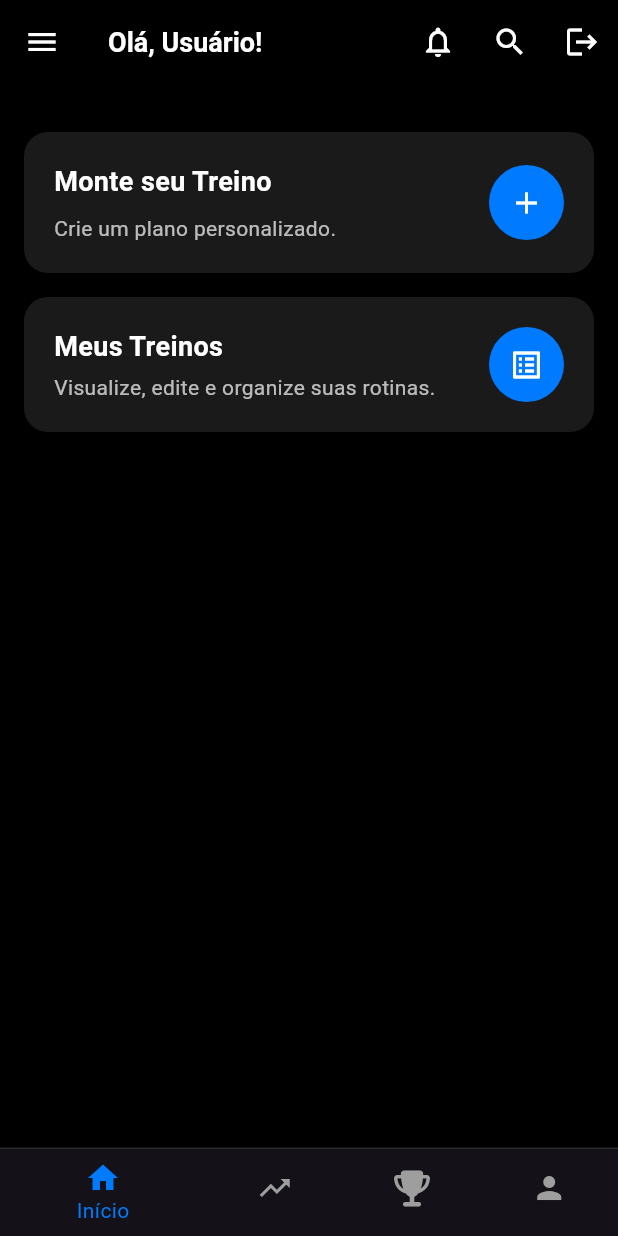
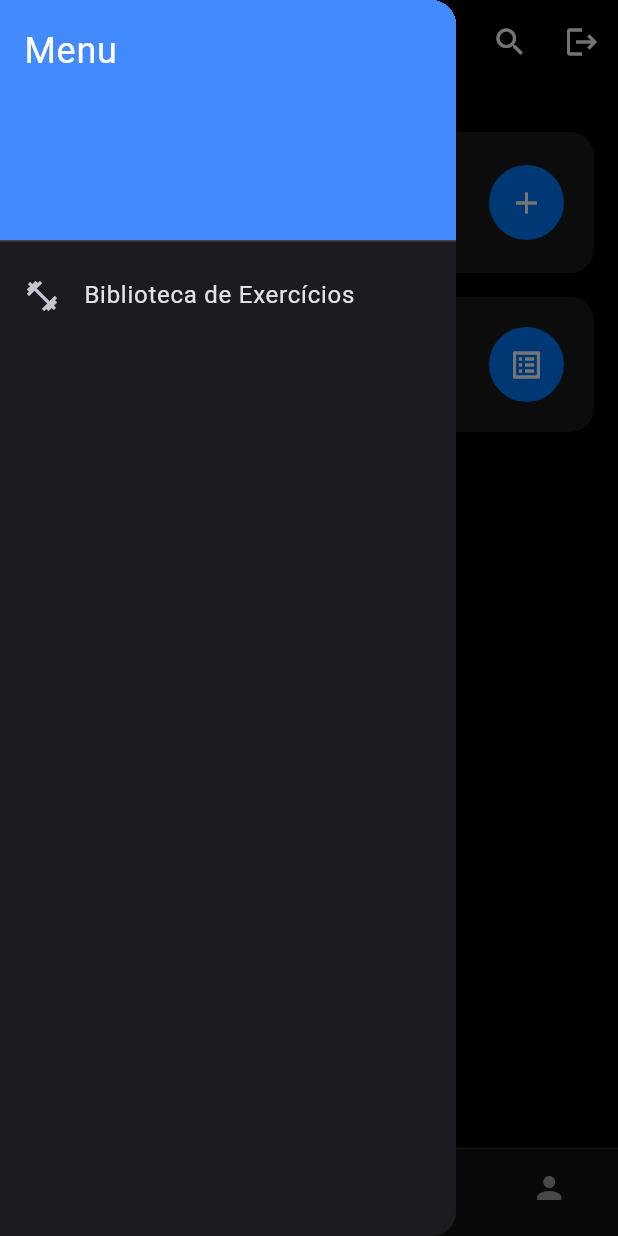
Before and after one commit to CainaZumaa/calistreet, a Flutter app: the HomeScreen screen opened directly, with the side drawer open (before the commit the screen has no drawer), on a phone screen of 412 x 824 dp. Run offline on Flutter 3.47's test engine with Material 3 defaults, Android fonts, the phone set to English and light mode, and no system bars; our stand-ins replace flutter_dotenv, font_awesome_flutter, material_symbols_icons, supabase, supabase_flutter; accounts and stored records are empty.

Commit message:
implement drawer menu and adjust the timer of workout

```diff
--- a/lib/screens/home_screen.dart
+++ b/lib/screens/home_screen.dart
@@ -6,6 +6,7 @@ import 'profile_screen.dart';
 import 'progress_screen.dart';
 import 'workout_in_progress_screen.dart';
 import 'my_workouts_screen.dart';
+import 'exercise_library_screen.dart';
 import 'package:intl/intl.dart';
 import '../services/workout_service.dart';
 import '../utils/logger.dart';
@@ -108,9 +109,11 @@ class _HomeScreenState extends State<HomeScreen> {
       appBar: AppBar(
         backgroundColor: const Color(0xFF000000),
         elevation: 0,
-        leading: IconButton(
-          icon: const Icon(Icons.menu, color: Colors.white),
-          onPressed: () {},
+        leading: Builder(
+          builder: (context) => IconButton(
+            icon: const Icon(Icons.menu, color: Colors.white),
+            onPressed: () => Scaffold.of(context).openDrawer(),
+          ),
         ),
         title: Text(
           _welcomeMessage,
@@ -153,6 +156,30 @@ class _HomeScreenState extends State<HomeScreen> {
               ),
             ),
       bottomNavigationBar: _buildBottomNavigation(),
+      drawer: Drawer(
+        child: ListView(
+          padding: EdgeInsets.zero,
+          children: [
+            const DrawerHeader(
+              decoration: BoxDecoration(color: Colors.blueAccent),
+              child: Text(
+                'Menu',
+                style: TextStyle(color: Colors.white, fontSize: 24),
+              ),
+            ),
+            ListTile(
+              leading: const Icon(Icons.fitness_center),
+              title: const Text('Biblioteca de Exercícios'),
+              onTap: () {
+                Navigator.of(context).push(
+                  MaterialPageRoute(
+                      builder: (context) => const ExerciseLibraryScreen()),
+                );
+              },
+            ),
+          ],
+        ),
+      ),
     );
   }
 
--- a/lib/screens/workout_in_progress_screen.dart
+++ b/lib/screens/workout_in_progress_screen.dart
@@ -71,9 +71,6 @@ class _WorkoutInProgressScreenState extends State<WorkoutInProgressScreen> {
         userId: userId,
         workoutId: widget.workoutId,
       );
-
-      // Inicia o cronômetro automaticamente
-      _startTimer();
     } catch (e) {
       if (mounted) {
         ScaffoldMessenger.of(context).showSnackBar(
```
Also changed, not shown: lib/services/progress_service.dart (+19 -23 lines), pubspec.lock.
